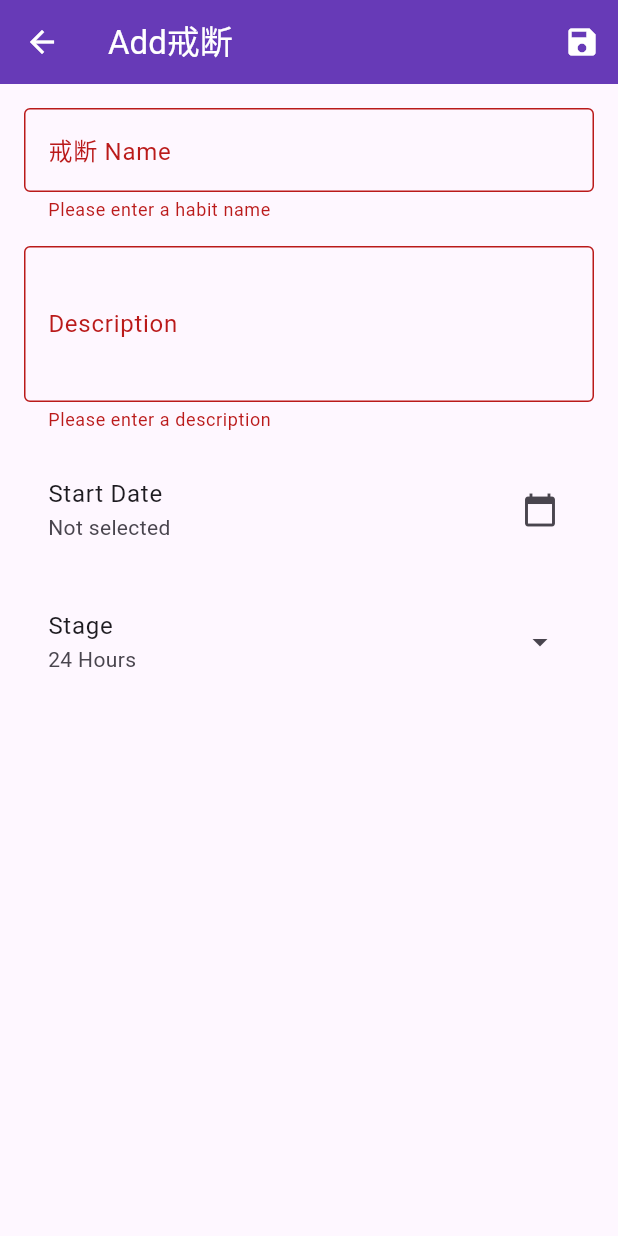
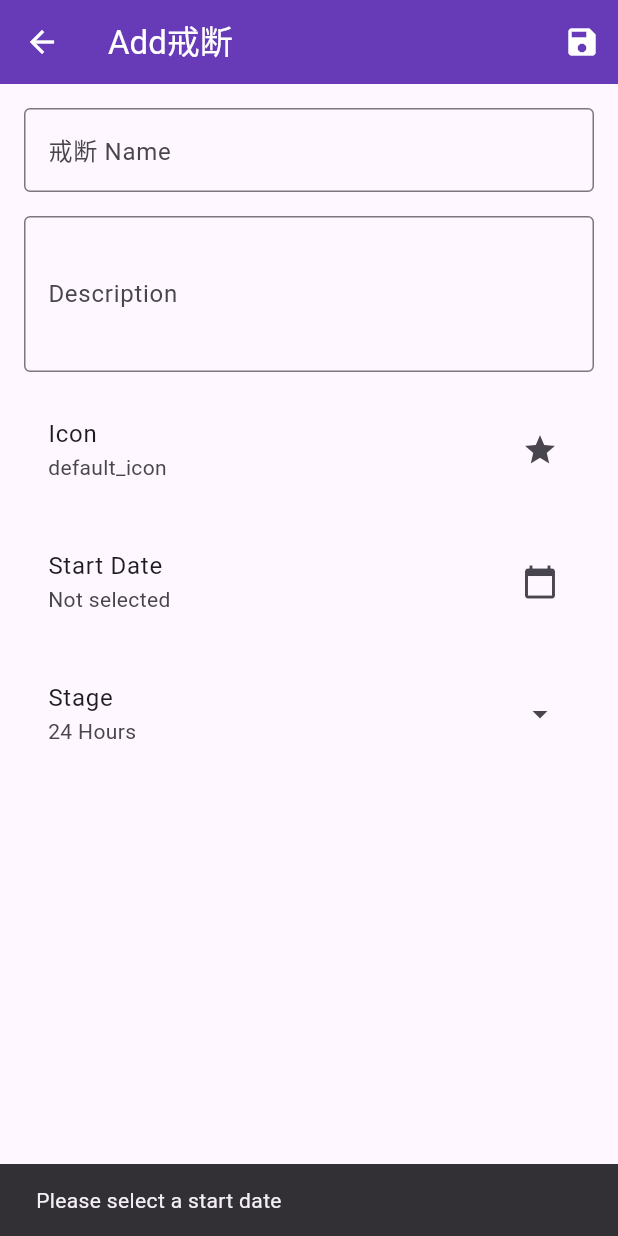
Before and after one commit to tamakooooo/habitbreaker, a Flutter app: the AddHabitScreen screen opened by its route, after a tap on the "save" icon, on a phone screen of 412 x 824 dp. Run offline on Flutter 3.47's test engine with Material 3 defaults, Android fonts, the phone set to English and light mode, and no system bars; our stand-ins replace equatable, fl_chart, flutter_local_notifications, flutter_riverpod, go_router, hive and 4 more; missing offline and left inert: workmanager; accounts and stored records are empty.

Commit message:
添加图标选择功能：在添加戒断记录时支持选择图标，并使描述字段成为可选字段

```diff
--- a/lib/features/habits/screens/add_habit_screen.dart
+++ b/lib/features/habits/screens/add_habit_screen.dart
@@ -4,6 +4,7 @@ import 'package:habit_breaker_app/models/habit.dart';
 import 'package:habit_breaker_app/core/providers/habit_providers.dart';
 import 'package:habit_breaker_app/localization/app_localizations.dart';
 import 'package:go_router/go_router.dart';
+import 'package:material_design_icons_flutter/material_design_icons_flutter.dart';
 
 class AddHabitScreen extends ConsumerStatefulWidget {
   const AddHabitScreen({super.key});
@@ -18,6 +19,7 @@ class _AddHabitScreenState extends ConsumerState<AddHabitScreen> {
   final _descriptionController = TextEditingController();
   DateTime? _startDate;
   HabitStage _selectedStage = HabitStage.hours24;
+  String _selectedIcon = 'default_icon';
 
   @override
   void dispose() {
@@ -56,6 +58,48 @@ class _AddHabitScreenState extends ConsumerState<AddHabitScreen> {
     );
   }
 
+  Future<String?> _selectIcon(BuildContext context) async {
+    final selectedIcon = await showDialog<String>(
+      context: context,
+      builder: (BuildContext context) {
+        return AlertDialog(
+          title: Text(AppLocalizations.of(context).selectIcon),
+          content: SizedBox(
+            width: 300,
+            height: 400,
+            child: GridView.builder(
+              gridDelegate: const SliverGridDelegateWithFixedCrossAxisCount(
+                crossAxisCount: 4,
+                crossAxisSpacing: 8,
+                mainAxisSpacing: 8,
+              ),
+              itemCount: 20, // Show first 20 icons as an example
+              itemBuilder: (BuildContext context, int index) {
+                // Example icons - in a real app, you might want to show more icons
+                final icons = [
+                  'alarm', 'android', 'apple', 'beer', 'book', 'camera', 'car', 'coffee',
+                  'cog', 'computer', 'diamond', 'dog', 'email', 'facebook', 'gamepad', 'github',
+                  'heart', 'home', 'instagram', 'lightbulb'
+                ];
+
+                final iconData = MdiIcons.fromString(icons[index]);
+
+                return IconButton(
+                  icon: Icon(iconData),
+                  onPressed: () {
+                    Navigator.of(context).pop(icons[index]);
+                  },
+                );
+              },
+            ),
+          ),
+        );
+      },
+    );
+
+    return selectedIcon;
+  }
+
   Future<void> _saveHabit(WidgetRef ref) async {
     if (_formKey.currentState!.validate()) {
       if (_startDate == null) {
@@ -75,6 +119,7 @@ class _AddHabitScreenState extends ConsumerState<AddHabitScreen> {
         targetEndDate: Habit.calculateStageEndDate(_startDate!, _selectedStage),
         stage: _selectedStage,
         currentStageStartDate: _startDate!,
+        icon: _selectedIcon,
       );
 
       // Save habit using provider
@@ -132,9 +177,7 @@ class _AddHabitScreenState extends ConsumerState<AddHabitScreen> {
                   border: const OutlineInputBorder(),
                 ),
                 validator: (value) {
-                  if (value == null || value.isEmpty) {
-                    return 'Please enter a habit name';
-                  }
+                  // Description is optional
                   return null;
                 },
               ),
@@ -146,11 +189,19 @@ class _AddHabitScreenState extends ConsumerState<AddHabitScreen> {
                   border: const OutlineInputBorder(),
                 ),
                 maxLines: 3,
-                validator: (value) {
-                  if (value == null || value.isEmpty) {
-                    return 'Please enter a description';
+              ),
+              const SizedBox(height: 16),
+              ListTile(
+                title: Text(AppLocalizations.of(context).icon),
+                subtitle: Text(_selectedIcon),
+                trailing: Icon(_selectedIcon == 'default_icon' ? Icons.star : MdiIcons.fromString(_selectedIcon)),
+                onTap: () async {
+                  final selectedIcon = await _selectIcon(context);
+                  if (selectedIcon != null) {
+                    setState(() {
+                      _selectedIcon = selectedIcon;
+                    });
                   }
-                  return null;
                 },
               ),
               const SizedBox(height: 16),
--- a/lib/localization/app_localizations.dart
+++ b/lib/localization/app_localizations.dart
@@ -52,6 +52,8 @@ class AppLocalizations {
       'stage_1_month': '1 Month',
       'stage_1_quarter': '1 Quarter',
       'stage_1_year': '1 Year',
+      'icon': 'Icon',
+      'select_icon': 'Select Icon',
     },
     'zh': {
       'app_name': '戒断不良习惯',
@@ -95,6 +97,8 @@ class AppLocalizations {
       'stage_1_month': '1个月',
       'stage_1_quarter': '1个季度',
       'stage_1_year': '1年',
+      'icon': '图标',
+      'select_icon': '选择图标',
     },
   };
 
@@ -139,4 +143,6 @@ class AppLocalizations {
   String get stage1Month => _localizedValues[locale.languageCode]?['stage_1_month'] ?? '1 Month';
   String get stage1Quarter => _localizedValues[locale.languageCode]?['stage_1_quarter'] ?? '1 Quarter';
   String get stage1Year => _localizedValues[locale.languageCode]?['stage_1_year'] ?? '1 Year';
+  String get icon => _localizedValues[locale.languageCode]?['icon'] ?? 'Icon';
+  String get selectIcon => _localizedValues[locale.languageCode]?['select_icon'] ?? 'Select Icon';
 }
--- a/lib/models/habit.dart
+++ b/lib/models/habit.dart
@@ -58,6 +58,9 @@ class Habit extends Equatable {
   @HiveField(11)
   final DateTime currentStageEndDate;
 
+  @HiveField(12)
+  final String icon;
+
   Habit({
     required this.id,
     required this.name,
@@ -71,6 +74,7 @@ class Habit extends Equatable {
     this.stage = HabitStage.hours24,
     DateTime? currentStageStartDate,
     DateTime? currentStageEndDate,
+    this.icon = 'default_icon',
   }) : completionDates = completionDates ?? [],
        currentStageStartDate = currentStageStartDate ?? startDate,
        currentStageEndDate = currentStageEndDate ?? calculateStageEndDate(startDate, HabitStage.hours24);
@@ -88,6 +92,7 @@ class Habit extends Equatable {
     HabitStage? stage,
     DateTime? currentStageStartDate,
     DateTime? currentStageEndDate,
+    String? icon,
   }) {
     return Habit(
       id: id ?? this.id,
@@ -102,6 +107,7 @@ class Habit extends Equatable {
       stage: stage ?? this.stage,
       currentStageStartDate: currentStageStartDate ?? this.currentStageStartDate,
       currentStageEndDate: currentStageEndDate ?? this.currentStageEndDate,
+      icon: icon ?? this.icon,
     );
   }
 
@@ -140,5 +146,6 @@ class Habit extends Equatable {
         stage,
         currentStageStartDate,
         currentStageEndDate,
+        icon,
       ];
 }
--- a/pubspec.yaml
+++ b/pubspec.yaml
@@ -26,6 +26,7 @@ dependencies:
   flutter_screenutil: ^5.9.0
   cached_network_image: ^3.3.0
   flutter_svg: ^2.0.9
+  material_design_icons_flutter: ^7.0.7296
 
   # Network
   dio: ^5.4.0
```
